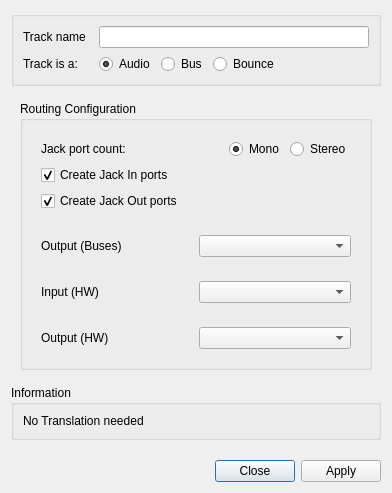
Above: src/traverso/ui/NewTrackDialog.ui from ErwanLegrand/Traverso-DAW before the change. Below: the same form after it.
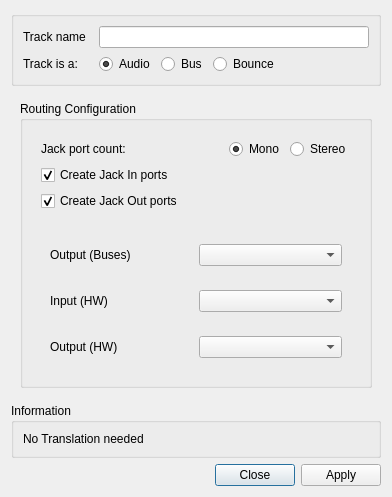
That is the form after the change.

Commit message: correctly show jack options if jack is the driver

What changed in the file:
```diff
--- a/src/traverso/ui/NewTrackDialog.ui
+++ b/src/traverso/ui/NewTrackDialog.ui
@@ -114,7 +114,7 @@
         <property name="title">
          <string>Routing Configuration</string>
         </property>
-        <layout class="QVBoxLayout" name="verticalLayout_2">
+        <layout class="QVBoxLayout" name="verticalLayout_7">
          <item>
           <widget class="QFrame" name="jackTrackFrame">
            <layout class="QVBoxLayout" name="verticalLayout">
@@ -183,6 +183,9 @@
           </widget>
          </item>
          <item>
+          <widget class="QFrame" name="busesFrame">
+           <layout class="QVBoxLayout" name="verticalLayout_2">
+            <item>
           <widget class="QFrame" name="frame_2">
            <layout class="QHBoxLayout" name="horizontalLayout_6">
             <item>
@@ -226,6 +229,9 @@
             </item>
             <item>
              <widget class="QComboBox" name="outputsHW"/>
+               </item>
+              </layout>
+             </widget>
             </item>
            </layout>
           </widget>
```
Lines whose indentation alone changed are shown as unchanged. The commit also changes 1 other file.
